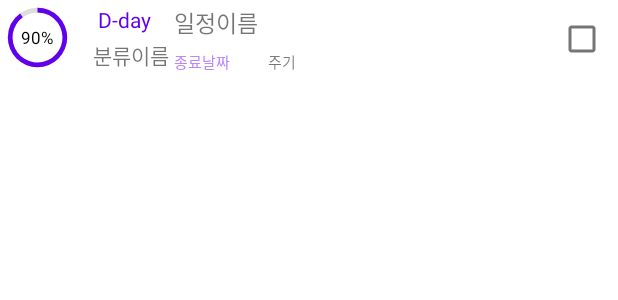
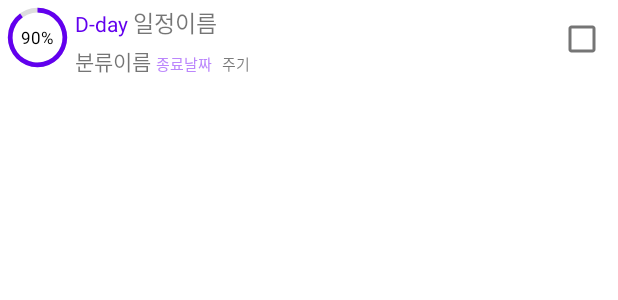
Before and after one commit to ksi05503/klp-scheduler-android, an Android app: the layout goal_row.xml on its own in the app's theme, with its tools: preview values and no code run, on a phone screen of 412 x 824 dp. Shown: the top 300 px of the screen. Run offline under Robolectric (Android 15) with nearby library versions, the phone set to English and light mode, and no system bars.

Commit message:
Update goal_row.xml

```diff
--- a/app/src/main/res/layout/goal_row.xml
+++ b/app/src/main/res/layout/goal_row.xml
@@ -35,67 +35,63 @@
     <LinearLayout
         android:layout_width="wrap_content"
         android:layout_height="wrap_content"
-        android:layout_marginLeft="12dp"
         android:orientation="vertical">
+
+        <LinearLayout
+            android:layout_width="match_parent"
+            android:layout_height="wrap_content"
+            android:orientation="horizontal">
 
             <TextView
                 android:id="@+id/dDay"
                 android:layout_width="wrap_content"
                 android:layout_height="wrap_content"
-            android:padding="3dp"
                 android:text="D-day"
                 android:textColor="@color/purple_500" />
+
+            <TextView
+                android:id="@+id/sname"
+                android:layout_width="wrap_content"
+                android:layout_height="wrap_content"
+                android:padding="3dp"
+                android:text="일정이름"
+                android:textSize="15dp"
+
+                />
+
+        </LinearLayout>
+
+        <LinearLayout
+            android:layout_width="wrap_content"
+            android:layout_height="wrap_content">
 
             <TextView
                 android:id="@+id/stype"
                 android:layout_width="wrap_content"
                 android:layout_height="wrap_content"
                 android:text="분류이름" />
-    </LinearLayout>
-
-
-    <LinearLayout
-        android:layout_width="wrap_content"
-        android:layout_height="wrap_content">
-
-        <LinearLayout
-            android:layout_width="wrap_content"
-            android:layout_height="wrap_content"
-            android:orientation="vertical">
-
-            <TextView
-                android:id="@+id/sname"
-                android:layout_width="wrap_content"
-                android:layout_height="wrap_content"
-                android:layout_weight="2"
-                android:padding="3dp"
-                android:text="일정이름"
-                android:textSize="15dp"
-
-                />
 
             <TextView
                 android:id="@+id/sdate"
                 android:layout_width="wrap_content"
                 android:layout_height="wrap_content"
-                android:layout_weight="1"
                 android:padding="3dp"
                 android:text="종료날짜"
                 android:textColor="@color/purple_200"
                 android:textSize="10dp" />
 
-        </LinearLayout>
-
             <TextView
                 android:id="@+id/sregular"
                 android:layout_width="wrap_content"
                 android:layout_height="wrap_content"
-            android:layout_gravity="bottom"
                 android:padding="3dp"
                 android:text="주기"
                 android:textSize="10dp" />
 
         </LinearLayout>
+
+    </LinearLayout>
+
 
     <View
         android:layout_width="0dp"
```
Lines whose indentation alone changed are shown as unchanged.
